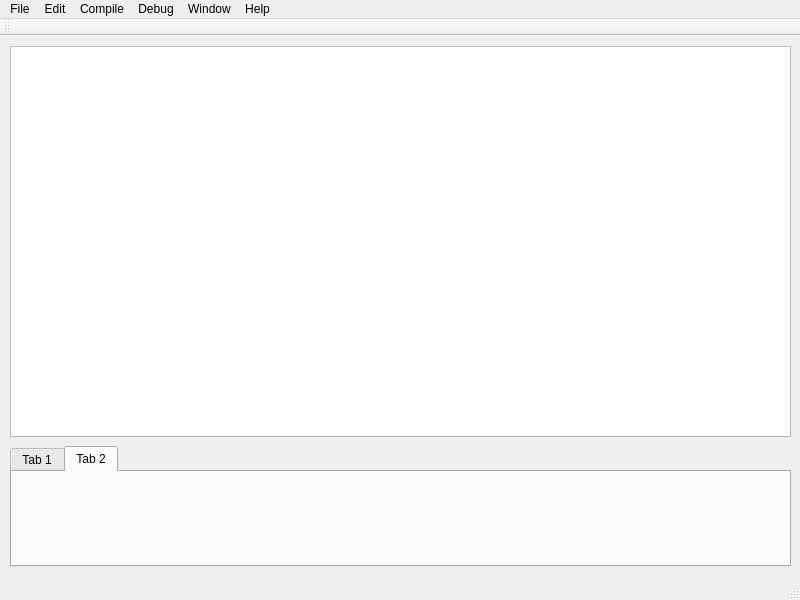
First picture: the form in trunk/src/mainwindow.ui, repository BackupTheBerlios/bf-dev-svn, before the edit.
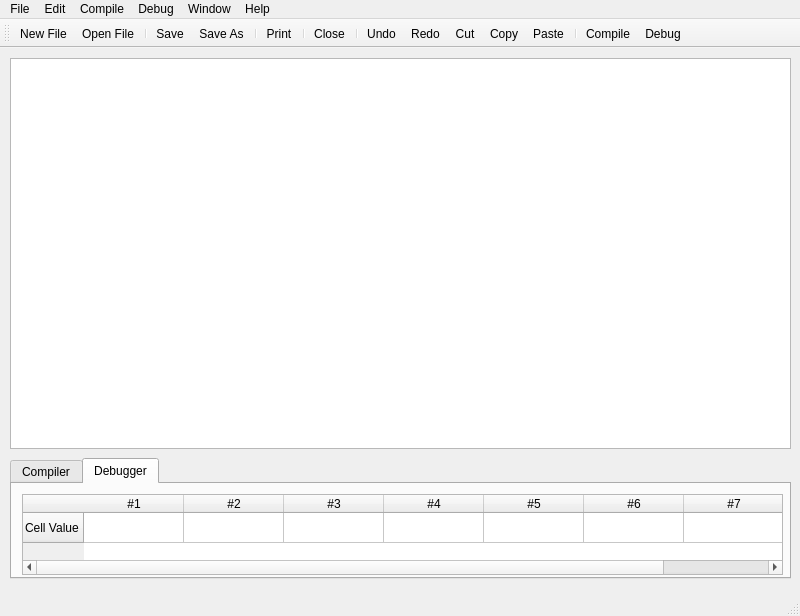
Second picture: the form after the edit. The open tabs and pages were chosen to show the change. Icons and pictures are not drawn.

Diff of the .ui file:
```diff
--- a/trunk/src/mainwindow.ui
+++ b/trunk/src/mainwindow.ui
@@ -9,7 +9,7 @@
     <x>0</x>
     <y>0</y>
     <width>800</width>
-    <height>600</height>
+    <height>616</height>
    </rect>
   </property>
   <property name="windowTitle" >
@@ -27,13 +27,81 @@
     </property>
     <widget class="QWidget" name="tab" >
      <attribute name="title" >
-      <string>Tab 1</string>
+      <string>Compiler</string>
      </attribute>
     </widget>
     <widget class="QWidget" name="tab_2" >
      <attribute name="title" >
-      <string>Tab 2</string>
+      <string>Debugger</string>
      </attribute>
+     <widget class="QTableWidget" name="tableWidget" >
+      <property name="geometry" >
+       <rect>
+        <x>10</x>
+        <y>10</y>
+        <width>761</width>
+        <height>81</height>
+       </rect>
+      </property>
+      <property name="autoFillBackground" >
+       <bool>false</bool>
+      </property>
+      <property name="alternatingRowColors" >
+       <bool>true</bool>
+      </property>
+      <property name="iconSize" >
+       <size>
+        <width>0</width>
+        <height>0</height>
+       </size>
+      </property>
+      <property name="showGrid" >
+       <bool>true</bool>
+      </property>
+      <property name="gridStyle" >
+       <enum>Qt::SolidLine</enum>
+      </property>
+      <row>
+       <property name="text" >
+        <string>Cell Value</string>
+       </property>
+      </row>
+      <column>
+       <property name="text" >
+        <string>#1</string>
+       </property>
+      </column>
+      <column>
+       <property name="text" >
+        <string>#2</string>
+       </property>
+      </column>
+      <column>
+       <property name="text" >
+        <string>#3</string>
+       </property>
+      </column>
+      <column>
+       <property name="text" >
+        <string>#4</string>
+       </property>
+      </column>
+      <column>
+       <property name="text" >
+        <string>#5</string>
+       </property>
+      </column>
+      <column>
+       <property name="text" >
+        <string>#6</string>
+       </property>
+      </column>
+      <column>
+       <property name="text" >
+        <string>#7</string>
+       </property>
+      </column>
+     </widget>
     </widget>
    </widget>
    <widget class="QTextEdit" name="textEdit" >
@@ -150,7 +218,7 @@
    <property name="geometry" >
     <rect>
      <x>0</x>
-     <y>581</y>
+     <y>597</y>
      <width>800</width>
      <height>19</height>
     </rect>
@@ -163,6 +231,24 @@
    <attribute name="toolBarArea" >
     <number>4</number>
    </attribute>
+   <addaction name="actionNew_File" />
+   <addaction name="actionOpen_File" />
+   <addaction name="separator" />
+   <addaction name="actionSave" />
+   <addaction name="actionSave_As" />
+   <addaction name="separator" />
+   <addaction name="actionPrint" />
+   <addaction name="separator" />
+   <addaction name="actionClose" />
+   <addaction name="separator" />
+   <addaction name="actionUndo" />
+   <addaction name="actionRedo" />
+   <addaction name="actionCut" />
+   <addaction name="actionCopy" />
+   <addaction name="actionPaste" />
+   <addaction name="separator" />
+   <addaction name="actionCompile" />
+   <addaction name="actionDebug" />
   </widget>
   <action name="actionBrainfuck_Studio_Handbook" >
    <property name="text" >
@@ -296,7 +382,7 @@
   </action>
   <action name="actionSave_as" >
    <property name="text" >
-    <string>Save As</string>
+    <string>Save As...</string>
    </property>
   </action>
   <action name="actionSave_All" >
@@ -374,6 +460,110 @@
     <string>Previous Step</string>
    </property>
   </action>
+  <action name="actionNew_File" >
+   <property name="icon" >
+    <iconset>icons/new.png</iconset>
+   </property>
+   <property name="text" >
+    <string>New File</string>
+   </property>
+  </action>
+  <action name="actionOpen_File" >
+   <property name="icon" >
+    <iconset>icons/open.png</iconset>
+   </property>
+   <property name="text" >
+    <string>Open File</string>
+   </property>
+  </action>
+  <action name="actionSave" >
+   <property name="icon" >
+    <iconset>icons/save.png</iconset>
+   </property>
+   <property name="text" >
+    <string>Save</string>
+   </property>
+  </action>
+  <action name="actionSave_As" >
+   <property name="icon" >
+    <iconset>icons/save-as.png</iconset>
+   </property>
+   <property name="text" >
+    <string>Save As...</string>
+   </property>
+  </action>
+  <action name="actionPrint" >
+   <property name="icon" >
+    <iconset>icons/print.png</iconset>
+   </property>
+   <property name="text" >
+    <string>Print</string>
+   </property>
+  </action>
+  <action name="actionClose" >
+   <property name="icon" >
+    <iconset>icons/close.png</iconset>
+   </property>
+   <property name="text" >
+    <string>Close</string>
+   </property>
+  </action>
+  <action name="actionUndo" >
+   <property name="icon" >
+    <iconset>icons/undo.png</iconset>
+   </property>
+   <property name="text" >
+    <string>Undo</string>
+   </property>
+  </action>
+  <action name="actionRedo" >
+   <property name="icon" >
+    <iconset>icons/redo.png</iconset>
+   </property>
+   <property name="text" >
+    <string>Redo</string>
+   </property>
+  </action>
+  <action name="actionCut" >
+   <property name="icon" >
+    <iconset>icons/cut.png</iconset>
+   </property>
+   <property name="text" >
+    <string>Cut</string>
+   </property>
+  </action>
+  <action name="actionCopy" >
+   <property name="icon" >
+    <iconset>icons/copy.png</iconset>
+   </property>
+   <property name="text" >
+    <string>Copy</string>
+   </property>
+  </action>
+  <action name="actionPaste" >
+   <property name="icon" >
+    <iconset>icons/paste.png</iconset>
+   </property>
+   <property name="text" >
+    <string>Paste</string>
+   </property>
+  </action>
+  <action name="actionCompile" >
+   <property name="icon" >
+    <iconset>icons/compile.png</iconset>
+   </property>
+   <property name="text" >
+    <string>Compile</string>
+   </property>
+  </action>
+  <action name="actionDebug" >
+   <property name="icon" >
+    <iconset>icons/debug.png</iconset>
+   </property>
+   <property name="text" >
+    <string>Debug</string>
+   </property>
+  </action>
  </widget>
  <pixmapfunction></pixmapfunction>
  <resources/>
```
Left out of the diff: 123 changed lines with no effect on the pictures.
